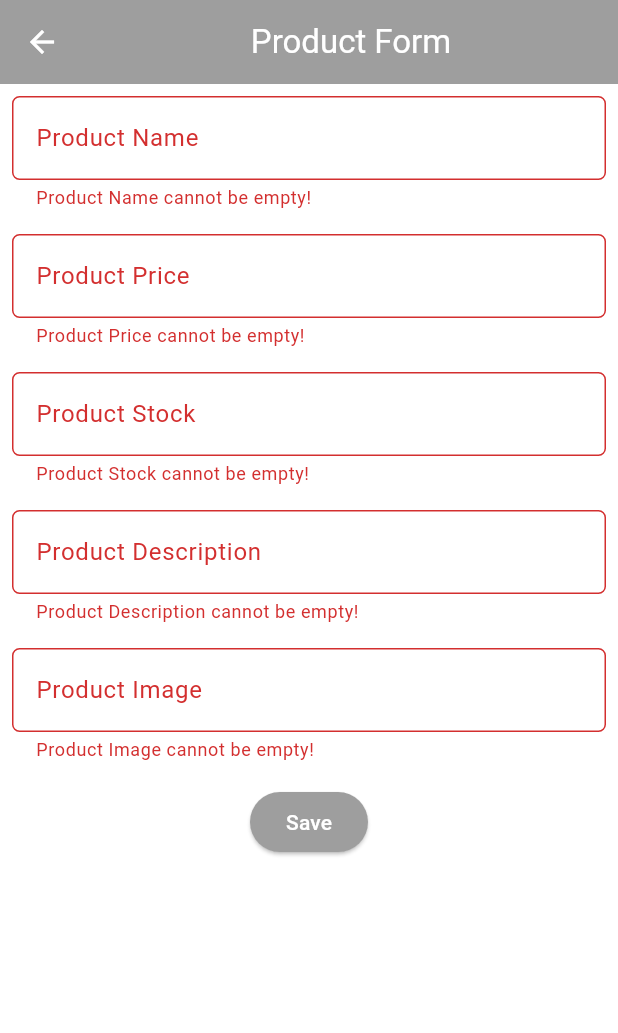
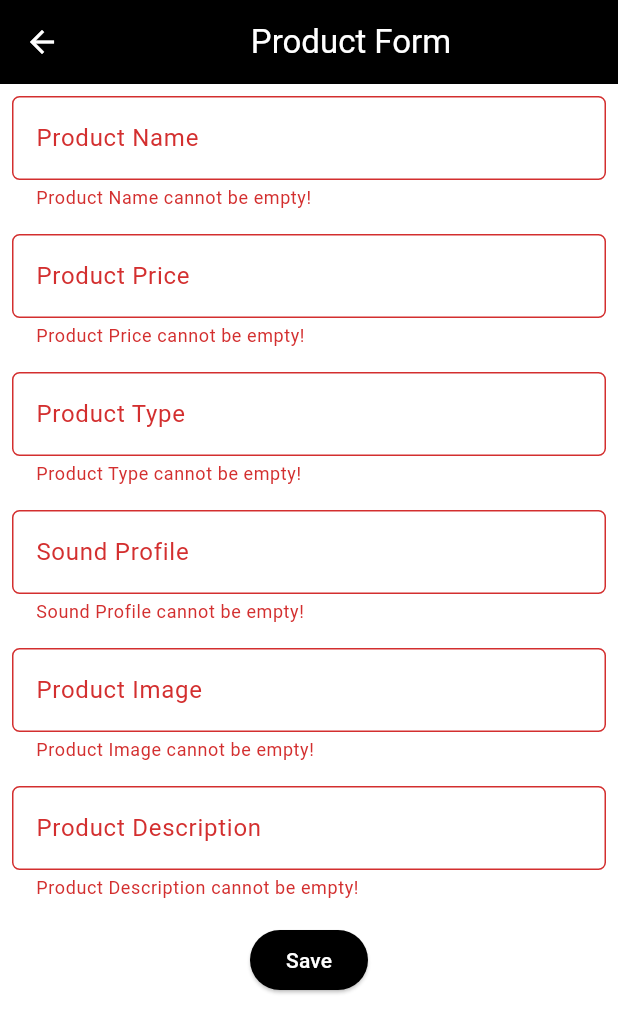
Before and after one commit to khbintang/Switchtify-mobile, a Flutter app: the ProductFormPage screen opened directly, after a tap on "Save", on a phone screen of 412 x 824 dp. Shown: the top 1033 px of the screen. Run offline on Flutter 3.47's test engine with Material 3 defaults, Android fonts, the phone set to English and light mode, and no system bars; Roboto replaces fonts that are missing (Poppins).

```diff
--- a/switchtify/lib/main.dart
+++ b/switchtify/lib/main.dart
@@ -15,9 +15,10 @@ class MyApp extends StatelessWidget {
       debugShowCheckedModeBanner: false,
       theme: ThemeData(
         colorScheme: ColorScheme.fromSwatch(
-          primarySwatch: Colors.grey,
+          primarySwatch: Colors.grey, // Use grey as a placeholder for swatch
         ).copyWith(
-          secondary: Colors.black,
+          primary: Colors.black, // Set primary color to black
+          secondary: Colors.black, // Set secondary color to black if needed
         ),
         useMaterial3: true,
         fontFamily: "Poppins",
--- a/switchtify/lib/screens/menu.dart
+++ b/switchtify/lib/screens/menu.dart
@@ -20,7 +20,7 @@ class MyHomePage extends StatelessWidget {
           style: TextStyle(
             color: Colors.white,
             fontSize: 20,
-            fontWeight: FontWeight.bold,
+            // fontWeight: FontWeight.bold,
           ),
         ),
         centerTitle: true,
--- a/switchtify/lib/screens/product_form.dart
+++ b/switchtify/lib/screens/product_form.dart
@@ -12,9 +12,10 @@ class _ProductFormPageState extends State<ProductFormPage> {
   final _formKey = GlobalKey<FormState>();
   String _productName = "";
   int _productPrice = 0;
-  int _productStock = 0;
+  String _productType = "";
+  String _soundProfile = "";
+  String _productImage = "";
   String _productDescription = "";
-  String _productImage = "";
 
   @override
   Widget build(BuildContext context) {
@@ -34,127 +35,24 @@ class _ProductFormPageState extends State<ProductFormPage> {
           child: Column(
             crossAxisAlignment: CrossAxisAlignment.start,
             children: [
-              Padding(
-                padding: const EdgeInsets.all(8.0),
-                child: TextFormField(
-                  decoration: InputDecoration(
-                    hintText: "Product Name",
-                    labelText: "Product Name",
-                    border: OutlineInputBorder(
-                      borderRadius: BorderRadius.circular(5.0),
-                    ),
-                  ),
-                  onChanged: (String? value) {
-                    setState(() {
-                      _productName = value!;
-                    });
-                  },
-                  validator: (String? value) {
-                    if (value == null || value.isEmpty) {
-                      return "Product Name cannot be empty!";
-                    }
-                    return null;
-                  },
-                ),
-              ),
-              Padding(
-                padding: const EdgeInsets.all(8.0),
-                child: TextFormField(
-                  decoration: InputDecoration(
-                    hintText: "Product Price",
-                    labelText: "Product Price",
-                    border: OutlineInputBorder(
-                      borderRadius: BorderRadius.circular(5.0),
-                    ),
-                  ),
-                  onChanged: (String? value) {
-                    setState(() {
-                      _productPrice = int.tryParse(value!) ?? 0;
-                    });
-                  },
-                  validator: (String? value) {
-                    if (value == null || value.isEmpty) {
-                      return "Product Price cannot be empty!";
-                    }
-                    if (int.tryParse(value) == null) {
-                      return "Product Price must be a valid number!";
-                    }
-                    return null;
-                  },
-                ),
-              ),
-              Padding(
-                padding: const EdgeInsets.all(8.0),
-                child: TextFormField(
-                  decoration: InputDecoration(
-                    hintText: "Product Stock",
-                    labelText: "Product Stock",
-                    border: OutlineInputBorder(
-                      borderRadius: BorderRadius.circular(5.0),
-                    ),
-                  ),
-                  onChanged: (String? value) {
-                    setState(() {
-                      _productStock = int.tryParse(value!) ?? 0;
-                    });
-                  },
-                  validator: (String? value) {
-                    if (value == null || value.isEmpty) {
-                      return "Product Stock cannot be empty!";
-                    }
-                    if (int.tryParse(value) == null) {
-                      return "Product Stock must be a valid number!";
-                    }
-                    return null;
-                  },
-                ),
-              ),
-              Padding(
-                padding: const EdgeInsets.all(8.0),
-                child: TextFormField(
-                  decoration: InputDecoration(
-                    hintText: "Product Description",
-                    labelText: "Product Description",
-                    border: OutlineInputBorder(
-                      borderRadius: BorderRadius.circular(5.0),
-                    ),
-                  ),
-                  onChanged: (String? value) {
-                    setState(() {
-                      _productDescription = value!;
-                    });
-                  },
-                  validator: (String? value) {
-                    if (value == null || value.isEmpty) {
-                      return "Product Description cannot be empty!";
-                    }
-                    return null;
-                  },
-                ),
-              ),
-              Padding(
-                padding: const EdgeInsets.all(8.0),
-                child: TextFormField(
-                  decoration: InputDecoration(
-                    hintText: "Product Image",
-                    labelText: "Product Image",
-                    border: OutlineInputBorder(
-                      borderRadius: BorderRadius.circular(5.0),
-                    ),
-                  ),
-                  onChanged: (String? value) {
-                    setState(() {
-                      _productImage = value!;
-                    });
-                  },
-                  validator: (String? value) {
-                    if (value == null || value.isEmpty) {
-                      return "Product Image cannot be empty!";
-                    }
-                    return null;
-                  },
-                ),
-              ),
+              _buildTextInput("Product Name", (value) {
+                _productName = value!;
+              }, "Product Name cannot be empty!"),
+              _buildNumberInput("Product Price", (value) {
+                _productPrice = int.tryParse(value!) ?? 0;
+              }, "Product Price must be a valid number!"),
+              _buildTextInput("Product Type", (value) {
+                _productType = value!;
+              }, "Product Type cannot be empty!"),
+              _buildTextInput("Sound Profile", (value) {
+                _soundProfile = value!;
+              }, "Sound Profile cannot be empty!"),
+              _buildTextInput("Product Image", (value) {
+                _productImage = value!;
+              }, "Product Image cannot be empty!"),
+              _buildTextInput("Product Description", (value) {
+                _productDescription = value!;
+              }, "Product Description cannot be empty!"),
               Align(
                 alignment: Alignment.bottomCenter,
                 child: Padding(
@@ -177,10 +75,11 @@ class _ProductFormPageState extends State<ProductFormPage> {
                                   children: [
                                     Text('Product Name: $_productName'),
                                     Text('Product Price: $_productPrice'),
-                                    Text('Product Stock: $_productStock'),
+                                    Text('Product Type: $_productType'),
+                                    Text('Sound Profile: $_soundProfile'),
+                                    Text('Product Image: $_productImage'),
                                     Text(
                                         'Product Description: $_productDescription'),
-                                    Text('Product Image: $_productImage'),
                                   ],
                                 ),
                               ),
@@ -211,4 +110,62 @@ class _ProductFormPageState extends State<ProductFormPage> {
       ),
     );
   }
+
+  Padding _buildTextInput(
+      String label, Function(String?) onSave, String validationMessage) {
+    return Padding(
+      padding: const EdgeInsets.all(8.0),
+      child: TextFormField(
+        decoration: InputDecoration(
+          hintText: label,
+          labelText: label,
+          border: OutlineInputBorder(
+            borderRadius: BorderRadius.circular(5.0),
+          ),
+        ),
+        onChanged: (String? value) {
+          setState(() {
+            onSave(value);
+          });
+        },
+        validator: (String? value) {
+          if (value == null || value.isEmpty) {
+            return validationMessage;
+          }
+          return null;
+        },
+      ),
+    );
+  }
+
+  Padding _buildNumberInput(
+      String label, Function(String?) onSave, String validationMessage) {
+    return Padding(
+      padding: const EdgeInsets.all(8.0),
+      child: TextFormField(
+        keyboardType: TextInputType.number,
+        decoration: InputDecoration(
+          hintText: label,
+          labelText: label,
+          border: OutlineInputBorder(
+            borderRadius: BorderRadius.circular(5.0),
+          ),
+        ),
+        onChanged: (String? value) {
+          setState(() {
+            onSave(value);
+          });
+        },
+        validator: (String? value) {
+          if (value == null || value.isEmpty) {
+            return "$label cannot be empty!";
+          }
+          if (int.tryParse(value) == null) {
+            return validationMessage;
+          }
+          return null;
+        },
+      ),
+    );
+  }
 }
--- a/switchtify/lib/widgets/left_drawer.dart
+++ b/switchtify/lib/widgets/left_drawer.dart
@@ -20,10 +20,10 @@ class LeftDrawer extends StatelessWidget {
                 children: [
                   Text(
                     'Switchtify',
-                    textAlign: TextAlign.center,
+                    // textAlign: TextAlign.center,
                     style: TextStyle(
                       fontSize: 24,
-                      fontWeight: FontWeight.bold,
+                      // fontWeight: FontWeight.bold,
                       color: Colors.white,
                     ),
                   ),
--- a/switchtify/lib/widgets/product_card.dart
+++ b/switchtify/lib/widgets/product_card.dart
@@ -47,7 +47,7 @@ class ItemCard extends StatelessWidget {
                 const Padding(padding: EdgeInsets.all(3)),
                 Text(
                   item.name,
-                  textAlign: TextAlign.center,
+                  // textAlign: TextAlign.center,
                   style: const TextStyle(color: Colors.white),
                 ),
               ],
```
Also changed, not shown: 1 other file.
